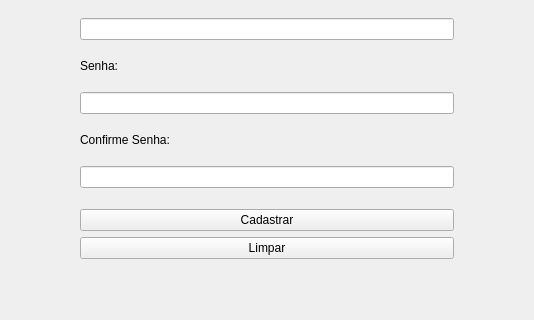
Before: the Qt Designer form TelaCadastrarUsuario.ui in adrianorocha-dev/PiltoverLibrary, drawn with Qt 5; both pictures show x 187 to 721 and y 230 to 550 of the 902 by 550 pixel window.
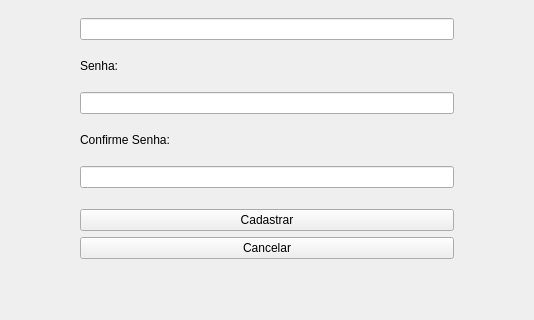
After: the same form once the commit is applied. Icons and pictures are not drawn.

Commit message: Tela Cadastro Usuario com password

```diff
--- a/TelaCadastrarUsuario.ui
+++ b/TelaCadastrarUsuario.ui
@@ -166,7 +166,7 @@
    <item row="24" column="1" colspan="2">
     <widget class="QPushButton" name="pushButton_2">
      <property name="text">
-      <string>Limpar</string>
+      <string>Cancelar</string>
      </property>
      <property name="icon">
       <iconset>
```
Left out of the diff: 38 changed lines with no effect on the pictures. The commit also changes 1 other file.
